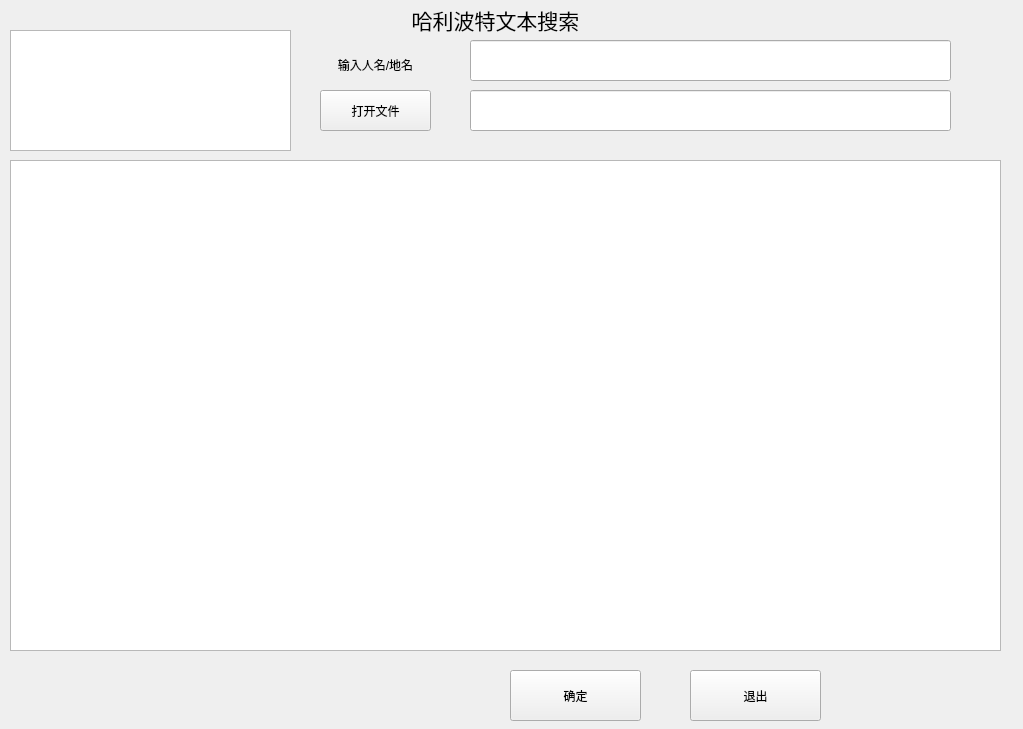
Before: the Qt Designer form widget.ui in wyk-dot/harrypotter, drawn with Qt 5.
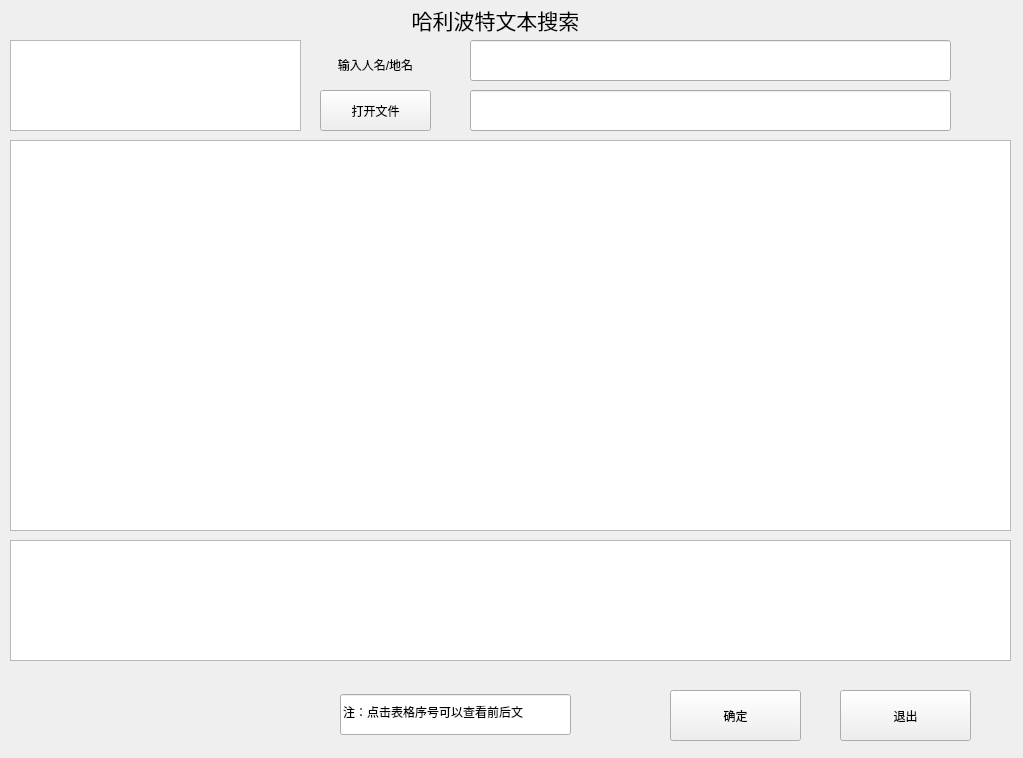
After: the same form once the commit is applied.

Commit message: 完善了文本搜索功能，增加onTableRowClicked函数，点击表格序号查看前后文

```diff
--- a/widget.ui
+++ b/widget.ui
@@ -7,7 +7,7 @@
     <x>0</x>
     <y>0</y>
     <width>1023</width>
-    <height>729</height>
+    <height>758</height>
    </rect>
   </property>
   <property name="windowTitle">
@@ -52,8 +52,8 @@
   <widget class="QPushButton" name="commitButton">
    <property name="geometry">
     <rect>
-     <x>510</x>
-     <y>670</y>
+     <x>670</x>
+     <y>690</y>
      <width>131</width>
      <height>51</height>
     </rect>
@@ -65,8 +65,8 @@
   <widget class="QPushButton" name="retirebutton">
    <property name="geometry">
     <rect>
-     <x>690</x>
-     <y>670</y>
+     <x>840</x>
+     <y>690</y>
      <width>131</width>
      <height>51</height>
     </rect>
@@ -79,9 +79,9 @@
    <property name="geometry">
     <rect>
      <x>10</x>
-     <y>160</y>
-     <width>991</width>
-     <height>491</height>
+     <y>140</y>
+     <width>1001</width>
+     <height>391</height>
     </rect>
    </property>
   </widget>
@@ -112,12 +112,35 @@
    <property name="geometry">
     <rect>
      <x>10</x>
-     <y>30</y>
-     <width>281</width>
+     <y>40</y>
+     <width>291</width>
+     <height>91</height>
+    </rect>
+   </property>
+  </widget>
+  <widget class="QTextEdit" name="informEdit">
+   <property name="geometry">
+    <rect>
+     <x>10</x>
+     <y>540</y>
+     <width>1001</width>
      <height>121</height>
     </rect>
    </property>
   </widget>
+  <widget class="QLineEdit" name="lineEdit">
+   <property name="geometry">
+    <rect>
+     <x>340</x>
+     <y>694</y>
+     <width>231</width>
+     <height>41</height>
+    </rect>
+   </property>
+   <property name="text">
+    <string>注：点击表格序号可以查看前后文</string>
+   </property>
+  </widget>
  </widget>
  <resources/>
  <connections/>
```
The commit also changes 3 other files.
